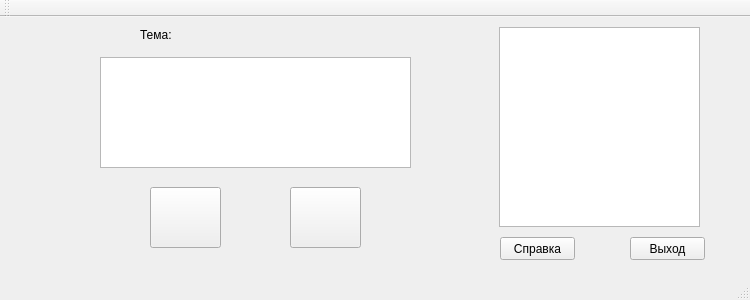
Before: the Qt Designer form mainwindow.ui in MikioKyo/Slovar, drawn with Qt 5.
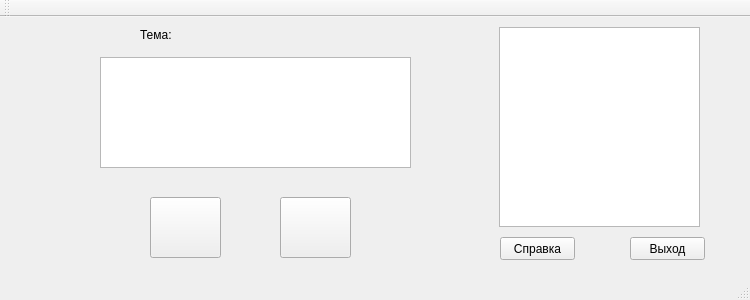
After: the same form once the commit is applied.

Commit message: Переключение строки посредством нажатия кнопки v1.1

Diff of the .ui file:
```diff
--- a/mainwindow.ui
+++ b/mainwindow.ui
@@ -70,7 +70,7 @@
     <property name="geometry">
      <rect>
       <x>150</x>
-      <y>170</y>
+      <y>180</y>
       <width>71</width>
       <height>61</height>
      </rect>
@@ -82,8 +82,8 @@
    <widget class="QPushButton" name="answerButton_2">
     <property name="geometry">
      <rect>
-      <x>290</x>
-      <y>170</y>
+      <x>280</x>
+      <y>180</y>
       <width>71</width>
       <height>61</height>
      </rect>
```
Left out of the diff: 40 changed lines with no effect on the pictures. The commit also changes 2 other files.
